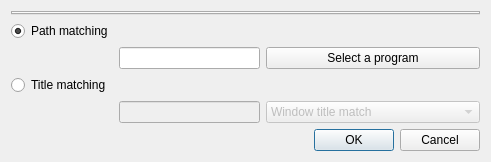
First picture: the form in src/entryeditor.ui, repository libvibrant/vibrantLinux, before the edit.
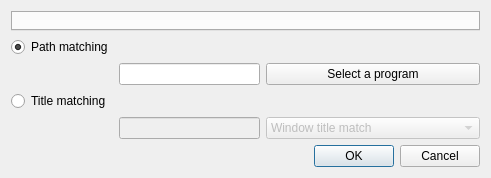
Second picture: the form after the edit.

```diff
--- a/src/entryeditor.ui
+++ b/src/entryeditor.ui
@@ -7,7 +7,7 @@
     <x>0</x>
     <y>0</y>
     <width>491</width>
-    <height>152</height>
+    <height>178</height>
    </rect>
   </property>
   <property name="windowTitle">
```
